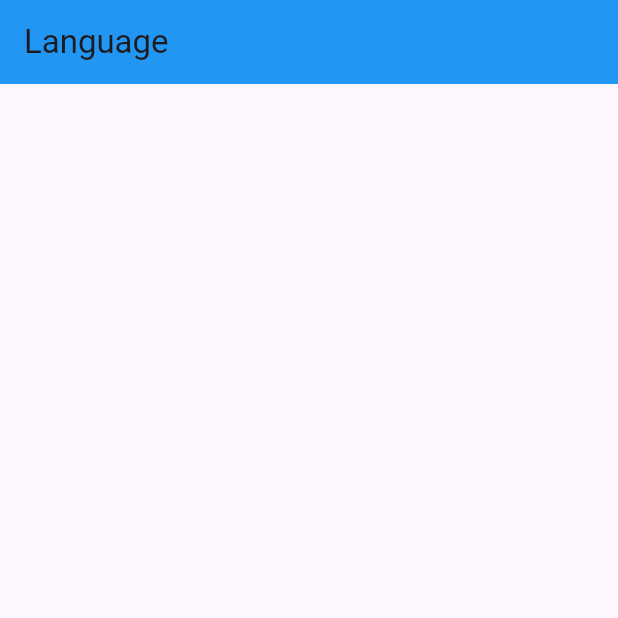
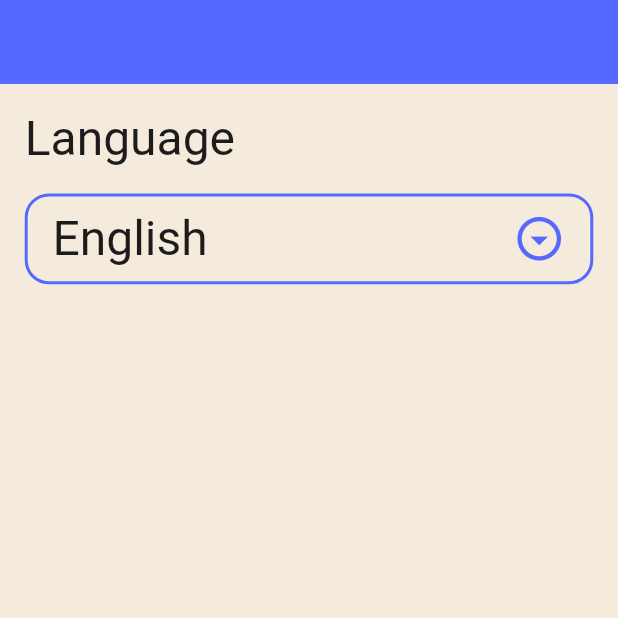
Before and after one commit to shahoda4478-bot/evently_project, a Flutter app: the screen it shows after launch, on a phone screen of 412 x 824 dp, the top half of it. Run offline on Flutter 3.47's test engine with Material 3 defaults, Android fonts, the phone set to English and light mode, and no system bars; our stand-ins replace easy_localization.

Commit message:
language_bottom done

```diff
--- a/lib/common/app_theme.dart
+++ b/lib/common/app_theme.dart
@@ -1,12 +1,28 @@
 import 'package:evently_project/common/app_colors.dart';
 import 'package:flutter/material.dart';
+
 
 class AppTheme {
   static final lightTheme = ThemeData(
     primaryColor: AppColors.primaryLight,
+    scaffoldBackgroundColor: AppColors.whiteBGColor,
+    textTheme: TextTheme(
+      headlineLarge: TextStyle(
+        //fontSize: 20,
+        color: AppColors.blackColor,
+      ),
+    ),
   );
   static final darkTheme = ThemeData(
     primaryColor: AppColors.primarydark,
+    scaffoldBackgroundColor: AppColors.primarydark,
+        textTheme: TextTheme(
+      headlineLarge: TextStyle(
+        // fontSize: 20,
+        color: AppColors.whiteColor,
+      ),
+
+    )
   );
 
 }
--- a/lib/main.dart
+++ b/lib/main.dart
@@ -45,6 +45,7 @@ class MyApp extends StatelessWidget {
 
       theme: AppTheme.lightTheme,
       darkTheme: AppTheme.darkTheme,
+      themeMode: ThemeMode.light,
 
     );
   }
--- a/lib/screens/HomeScreen.dart
+++ b/lib/screens/HomeScreen.dart
@@ -1,4 +1,5 @@
 import 'package:evently_project/l10n/app_localizations.dart';
+import 'package:evently_project/screens/tabs/profile/profile_tab.dart';
 import 'package:flutter/material.dart';
 import 'package:flutter_localizations/flutter_localizations.dart';
 
@@ -9,10 +10,11 @@ class HomeScreen extends StatelessWidget{
   @override
 Widget build(BuildContext context) {
   return Scaffold(
-    appBar: AppBar(
-      backgroundColor: Colors.blue,
-      title: Text(AppLocalizations.of(context)!.language),
-    ),
+    // appBar: AppBar(
+    //   backgroundColor: Colors.blue,
+    //   title: Text(AppLocalizations.of(context)!.language),
+    // ),
+    body:ProfileTab(),
   );
 
 }
--- /dev/null
+++ b/lib/screens/tabs/profile/profile_tab.dart
@@ -0,0 +1,81 @@
+import 'package:evently_project/common/app_colors.dart';
+import 'package:evently_project/providers/app_laguage_provider.dart';
+import 'package:evently_project/screens/tabs/profile/language/language_bottom_sheet.dart';
+import 'package:flutter/material.dart';
+import 'package:evently_project/l10n/app_localizations.dart';
+import 'package:provider/provider.dart';
+
+class ProfileTab extends StatelessWidget {
+  const ProfileTab({super.key});
+
+  @override
+  Widget build(BuildContext context) {
+    var height = MediaQuery.of(context).size.height;
+     var width = MediaQuery.of(context).size.width;
+     var languageProvider=Provider.of<AppLaguageProvider>(context);
+    return Scaffold(
+      appBar: AppBar(
+        backgroundColor: AppColors.primaryLight,
+      ),
+body: Padding(
+  padding:  EdgeInsets.symmetric(
+    horizontal: width*0.04,
+    vertical: height*0.02,
+  ),
+  child: Column(
+    crossAxisAlignment: CrossAxisAlignment.start,
+    children: [
+      Text(
+            AppLocalizations.of(context)!.language,
+            style: Theme.of(context).textTheme.headlineLarge,
+          ),
+          InkWell(
+            onTap: (){
+              showLanguageBottomsheet(context);
+            },
+            child: Container(
+              margin: EdgeInsets.symmetric(
+                vertical: height*0.02,
+              ),
+              padding: EdgeInsets.symmetric(
+                horizontal: width*0.04,
+                vertical: height*0.01,
+              ),
+              decoration: BoxDecoration(
+
+                borderRadius: BorderRadius.circular(16),
+                border: Border.all(
+                  color: AppColors.primaryLight,
+                  width: 2,
+                ),
+              ),
+              child: Row(
+                mainAxisAlignment: MainAxisAlignment.spaceBetween,
+                children: [
+                  Text(
+                    languageProvider.appLanguage=='en'?
+                    AppLocalizations.of(context)!.english:
+                    AppLocalizations.of(context)!.arabic,
+                  style: Theme.of(context).textTheme.headlineLarge,
+                  ),
+                  Icon( Icons.arrow_drop_down_circle_outlined,
+                  color: AppColors.primaryLight,
+                  size: 35,
+                  ),
+                ],
+              ),
+            ),
+          )
+    ],
+  ),
+),
+    );
+  }
+
+  void showLanguageBottomsheet(BuildContext context,){
+    showModalBottomSheet(
+      context: context,
+     builder: (context)=>const LanguageBottomSheet(),
+     );
+  }
+}
--- a/pubspec.yaml
+++ b/pubspec.yaml
@@ -33,8 +33,8 @@ flutter:
     - assets/translations/
 
 flutter_native_splash:
-  color: "#ffffff"
+  # color: "#ffffff"
   image: assets/image/splash_light.png
   android_12:
     image: assets/image/splash_light.png
-    color: "#ffffff"
+    # color: "#ffffff"
```
Also changed, not shown: lib/screens/tabs/profile/language/language_bottom_sheet.dart (added, +79 -0 lines), 1 other file.
